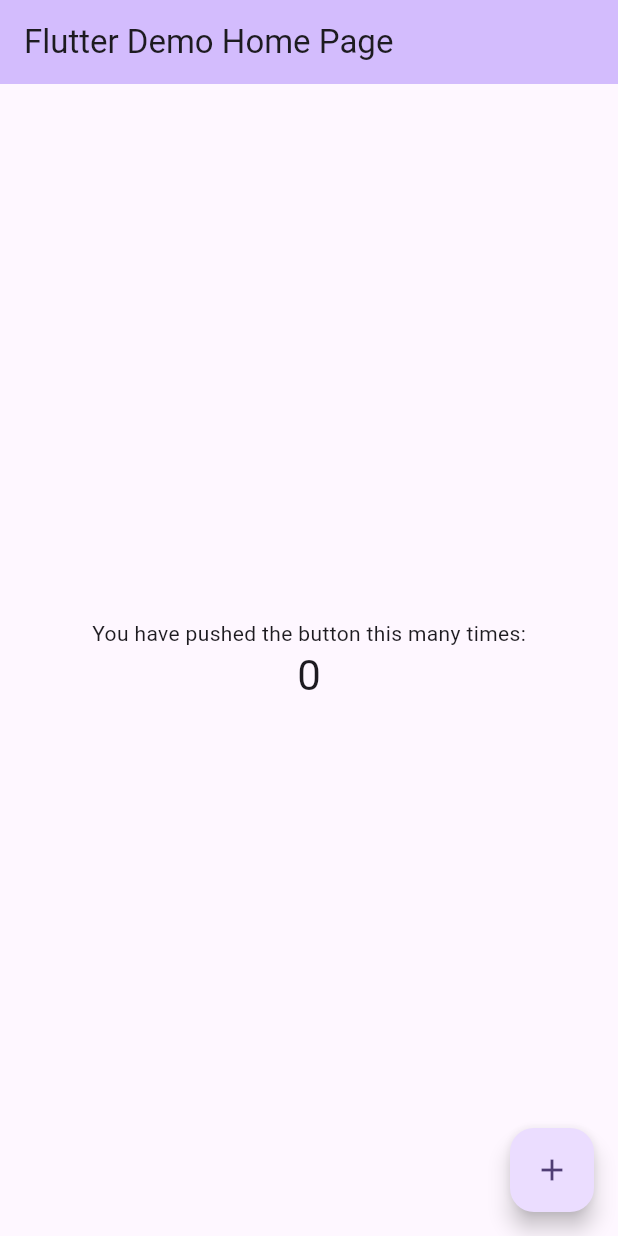
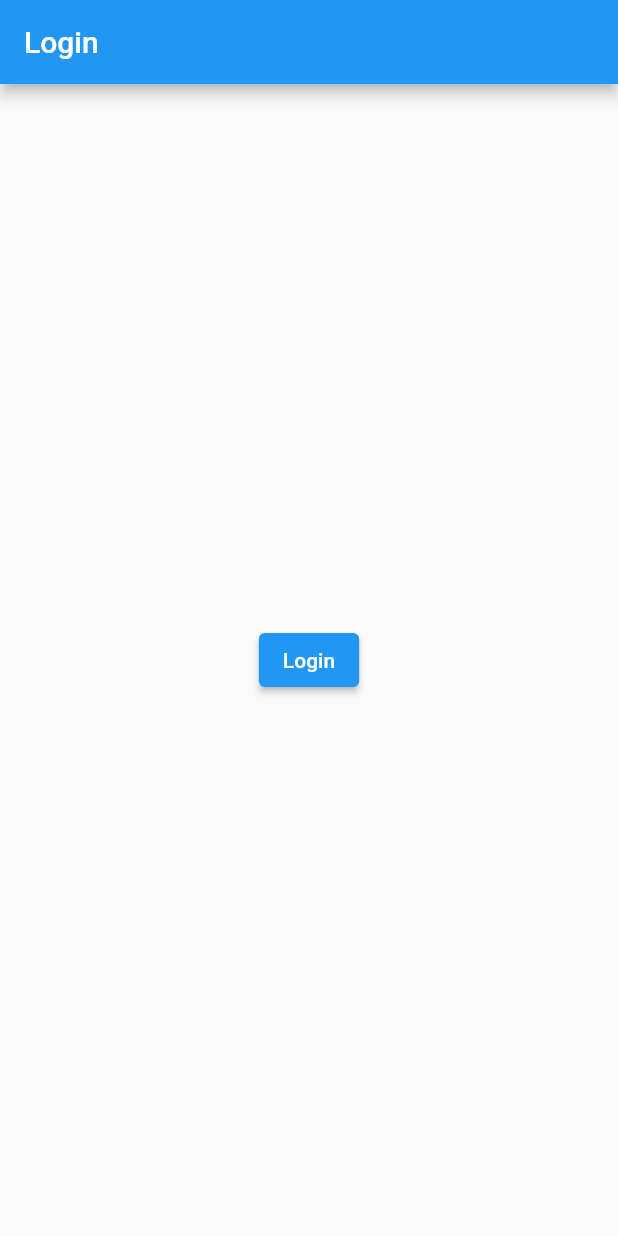
Before and after one commit to ramdansy/cineflix_id, a Flutter app: the screen it shows after launch, on a phone screen of 412 x 824 dp. Run offline on Flutter 3.47's test engine with Material 2 defaults, Android fonts, the light colour scheme and no system bars; our stand-ins replace cloud_firestore, firebase_auth, firebase_core, flutter_riverpod, freezed_annotation, riverpod_annotation; accounts and stored records are empty; generated files the repository leaves out were written again.

Commit message:
add providers and config firebase

```diff
--- a/analysis_options.yaml
+++ b/analysis_options.yaml
@@ -26,3 +26,7 @@ linter:
 
 # Additional information about this file can be found at
 # https://dart.dev/guides/language/analysis-options
+
+analyzer:
+  plugins:
+    - custom_lint
--- a/lib/main.dart
+++ b/lib/main.dart
@@ -1,6 +1,8 @@
 import 'package:cineflix_id/firebase_options.dart';
+import 'package:cineflix_id/presentation/pages/login_page/login_page.dart';
 import 'package:firebase_core/firebase_core.dart';
 import 'package:flutter/material.dart';
+import 'package:flutter_riverpod/flutter_riverpod.dart';
 
 void main() async {
   WidgetsFlutterBinding.ensureInitialized();
@@ -8,70 +10,24 @@ void main() async {
     options: DefaultFirebaseOptions.currentPlatform,
   );
 
-  runApp(const MyApp());
+  runApp(
+    const ProviderScope(
+      child: MainApp(),
+    ),
+  );
 }
 
-class MyApp extends StatelessWidget {
-  const MyApp({super.key});
-
-  // This widget is the root of your application.
-  @override
-  Widget build(BuildContext context) {
-    return MaterialApp(
-      title: 'Flutter Demo',
-      theme: ThemeData(
-        colorScheme: ColorScheme.fromSeed(seedColor: Colors.deepPurple),
-        useMaterial3: true,
-      ),
-      home: const MyHomePage(title: 'Flutter Demo Home Page'),
-    );
-  }
-}
-
-class MyHomePage extends StatefulWidget {
-  const MyHomePage({super.key, required this.title});
-
-  final String title;
-
-  @override
-  State<MyHomePage> createState() => _MyHomePageState();
-}
-
-class _MyHomePageState extends State<MyHomePage> {
-  int _counter = 0;
-
-  void _incrementCounter() {
-    setState(() {
-      _counter++;
-    });
-  }
+class MainApp extends StatelessWidget {
+  const MainApp({super.key});
 
   @override
   Widget build(BuildContext context) {
-    return Scaffold(
-      appBar: AppBar(
-        backgroundColor: Theme.of(context).colorScheme.inversePrimary,
-        title: Text(widget.title),
-      ),
-      body: Center(
-        child: Column(
-          mainAxisAlignment: MainAxisAlignment.center,
-          children: <Widget>[
-            const Text(
-              'You have pushed the button this many times:',
-            ),
-            Text(
-              '$_counter',
-              style: Theme.of(context).textTheme.headlineMedium,
-            ),
-          ],
-        ),
-      ),
-      floatingActionButton: FloatingActionButton(
-        onPressed: _incrementCounter,
-        tooltip: 'Increment',
-        child: const Icon(Icons.add),
-      ),
-    );
+    return const MaterialApp(home: LoginPage()
+        // Scaffold(
+        //   body: Center(
+        //     child: Text('Hello World!'),
+        //   ),
+        // ),
+        );
   }
 }
--- /dev/null
+++ b/lib/presentation/pages/login_page/login_page.dart
@@ -0,0 +1,40 @@
+import 'package:flutter/material.dart';
+import 'package:flutter_riverpod/flutter_riverpod.dart';
+
+import '../../../domain/usecases/login/login.dart';
+import '../../../domain/usecases/login/login_params.dart';
+import '../../providers/usecases/login_provider.dart';
+import '../main_page/main_page.dart';
+
+class LoginPage extends ConsumerWidget {
+  const LoginPage({super.key});
+
+  @override
+  Widget build(BuildContext context, WidgetRef ref) {
+    return Scaffold(
+      appBar: AppBar(
+        title: const Text('Login'),
+      ),
+      body: Center(
+        child: ElevatedButton(
+            onPressed: () {
+              Login login = ref.watch(loginProvider);
+
+              login(LoginParams(email: 'ramdan@yopmail.com', password: '123456'))
+                  .then((result) {
+                if (result.isSuccess) {
+                  Navigator.of(context).push(MaterialPageRoute(
+                    builder: (context) => MainPage(user: result.resultValue!),
+                  ));
+                } else {
+                  ScaffoldMessenger.of(context).showSnackBar(SnackBar(
+                    content: Text(result.errorMessage!),
+                  ));
+                }
+              });
+            },
+            child: const Text('Login')),
+      ),
+    );
+  }
+}
--- /dev/null
+++ b/lib/presentation/providers/repositories/authentication/authentication_provider.dart
@@ -0,0 +1,9 @@
+import 'package:cineflix_id/data/firebase/firebase_authentication.dart';
+import 'package:cineflix_id/data/repositories/authentication.dart';
+import 'package:riverpod_annotation/riverpod_annotation.dart';
+
+part 'authentication_provider.g.dart';
+
+@riverpod
+Authentication authentication(AuthenticationRef ref) =>
+    FirebaseAuthentication();
--- /dev/null
+++ b/lib/presentation/providers/repositories/user_repository/user_repository_provider.dart
@@ -0,0 +1,8 @@
+import 'package:cineflix_id/data/firebase/firebase_user_repository.dart';
+import 'package:cineflix_id/data/repositories/user_repository.dart';
+import 'package:riverpod_annotation/riverpod_annotation.dart';
+
+part 'user_repository_provider.g.dart';
+
+@riverpod
+UserRepository userRepository(UserRepositoryRef ref) => FirebaseUserRepository();
--- /dev/null
+++ b/lib/presentation/providers/usecases/login_provider.dart
@@ -0,0 +1,12 @@
+import 'package:cineflix_id/domain/usecases/login/login.dart';
+import 'package:cineflix_id/presentation/providers/repositories/authentication/authentication_provider.dart';
+import 'package:cineflix_id/presentation/providers/repositories/user_repository/user_repository_provider.dart';
+import 'package:riverpod_annotation/riverpod_annotation.dart';
+
+part 'login_provider.g.dart';
+
+@riverpod
+Login login(LoginRef ref) => Login(
+      authentication: ref.watch(authenticationProvider),
+      userRepository: ref.watch(userRepositoryProvider),
+    );
--- a/pubspec.yaml
+++ b/pubspec.yaml
@@ -35,16 +35,21 @@ dependencies:
   firebase_storage: ^11.5.1
   flutter:
     sdk: flutter
+  flutter_riverpod: ^2.4.6
   freezed_annotation: ^2.4.1
   json_annotation: ^4.8.1
+  riverpod_annotation: ^2.3.1
 
 dev_dependencies:
   build_runner: ^2.4.6
+  custom_lint: ^0.5.6
   flutter_lints: ^2.0.0
   flutter_test:
     sdk: flutter
   freezed: ^2.4.5
   json_serializable: ^6.7.1
+  riverpod_generator: ^2.3.6
+  riverpod_lint: ^2.3.4
 
 # For information on the generic Dart part of this file, see the
 # following page: https://dart.dev/tools/pub/pubspec
```
Also changed, not shown: lib/data/firebase/firebase_authentication.dart (added, +43 -0 lines), lib/data/firebase/firebase_user_repository.dart (added, +65 -0 lines), lib/presentation/pages/main_page/main_page.dart (added, +21 -0 lines), lib/presentation/providers/repositories/authentication/authentication_provider.g.dart (added), lib/presentation/providers/repositories/user_repository/user_repository_provider.g.dart (added), lib/presentation/providers/usecases/login_provider.g.dart (added), pubspec.lock, 1 other file.
